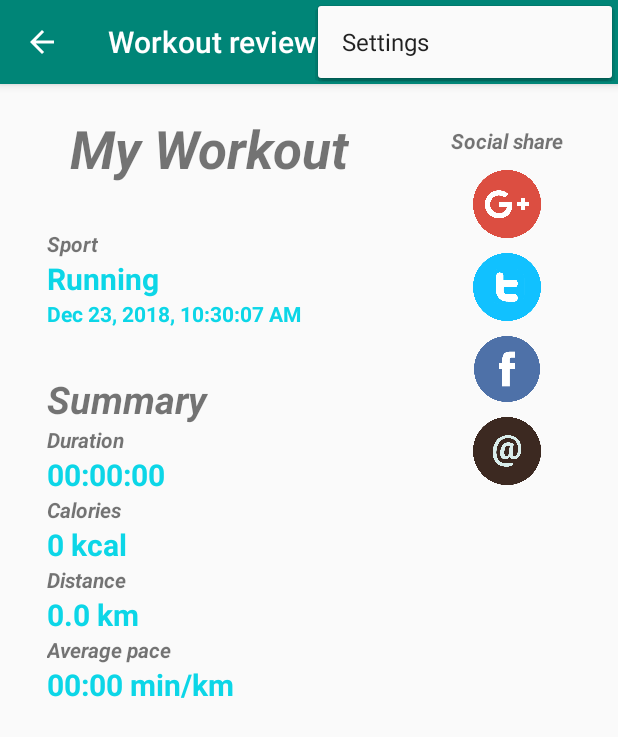
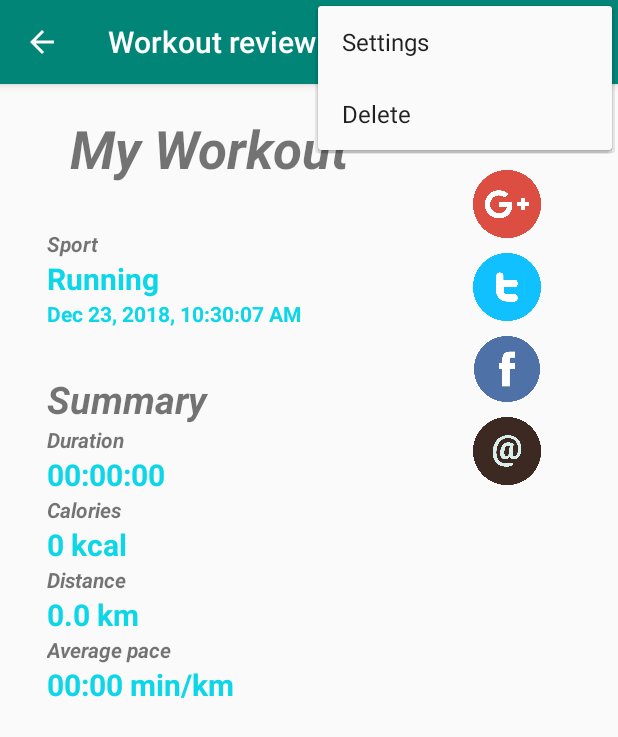
Before and after one commit to sampittko/tuke-makac, an Android app: the WorkoutDetailActivity screen opened directly, with no data from a screen before it, with the options menu open, on a phone screen of 412 x 824 dp. Shown: the top 737 px of the screen. Run offline under Robolectric (Android 15) with nearby library versions, the light colour scheme and no system bars; our stand-ins replace ButterKnife.

Commit message:
delete action background

```diff
--- a/app/src/main/java/sk/tuke/smart/makac/WorkoutDetailActivity.java
+++ b/app/src/main/java/sk/tuke/smart/makac/WorkoutDetailActivity.java
@@ -8,6 +8,7 @@ import android.support.v7.app.AppCompatActivity;
 import android.os.Bundle;
 import android.util.Log;
 import android.view.Menu;
+import android.view.MenuInflater;
 import android.view.MenuItem;
 import android.view.View;
 import android.widget.Button;
@@ -75,7 +76,9 @@ public class WorkoutDetailActivity extends AppCompatActivity {
 
     @Override
     public boolean onCreateOptionsMenu(Menu menu) {
-        getMenuInflater().inflate(R.menu.main, menu);
+        MenuInflater menuInflater = getMenuInflater();
+        menuInflater.inflate(R.menu.main, menu);
+        menuInflater.inflate(R.menu.delete, menu);
         return true;
     }
 
@@ -89,6 +92,9 @@ public class WorkoutDetailActivity extends AppCompatActivity {
         switch(itemId) {
             case R.id.action_settings:
                 startActivity(new Intent(this, SettingsActivity.class));
+                break;
+            // TODO delete workout
+            case R.id.action_delete:
                 break;
             // TODO on back pressed, do not start whole app, only StopwatchFragment
             case 16908332:
--- /dev/null
+++ b/app/src/main/res/menu/delete.xml
@@ -0,0 +1,9 @@
+<?xml version="1.0" encoding="utf-8"?>
+<menu xmlns:android="http://schemas.android.com/apk/res/android"
+    xmlns:app="http://schemas.android.com/apk/res-auto">
+    <item
+        android:id="@+id/action_delete"
+        android:orderInCategory="100"
+        android:title="@string/all_actiondelete"
+        app:showAsAction="never" />
+</menu>
--- a/app/src/main/res/values/strings.xml
+++ b/app/src/main/res/values/strings.xml
@@ -77,6 +77,7 @@
 
     <!-- TOOLBAR MENU -->
     <string name="all_actionsettings">Settings</string>
+    <string name="all_actiondelete">Delete</string>
     <string name="historysettings_actionsync">Sync with server</string>
 
     <!-- HISTORY FRAGMENT -->
```
